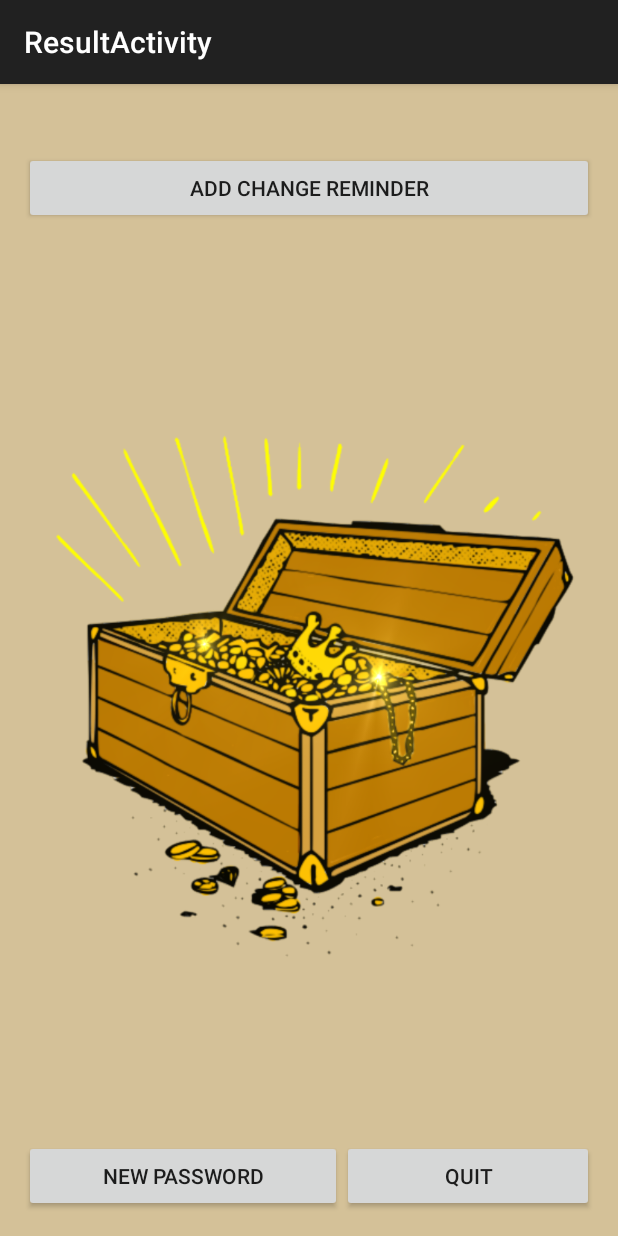
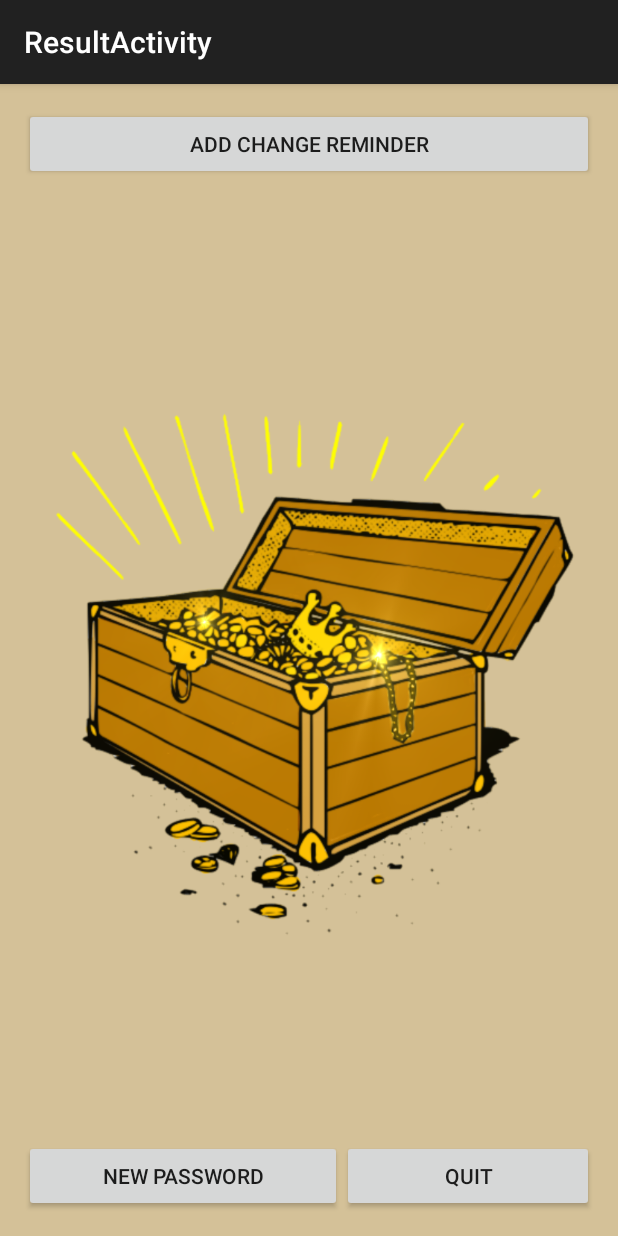
Before and after one commit to williams4027/PasswordGenerator, an Android app: the ResultActivity screen opened directly, with no data from a screen before it, on a phone screen of 412 x 824 dp. Run offline under Robolectric (Android 15) with nearby library versions, the light colour scheme and no system bars; 6 statements that could not run were skipped.

Commit message:
Icon Change

```diff
--- a/PasswordGenerator/app/src/main/AndroidManifest.xml
+++ b/PasswordGenerator/app/src/main/AndroidManifest.xml
@@ -7,7 +7,7 @@
 
     <application
         android:allowBackup="true"
-        android:icon="@mipmap/ic_launcher"
+        android:icon="@drawable/ic_launcher"
         android:label="@string/app_name"
         android:theme="@style/AppTheme" >
         <activity
--- a/PasswordGenerator/app/src/main/java/edu/osu/com/passwordgenerator/ResultActivity.java
+++ b/PasswordGenerator/app/src/main/java/edu/osu/com/passwordgenerator/ResultActivity.java
@@ -60,6 +60,7 @@ public class ResultActivity extends ActionBarActivity {
         quitButton.setOnClickListener(new View.OnClickListener() {
             @Override
             public void onClick(View v) {
+                finish();
                 Intent intent = new Intent(Intent.ACTION_MAIN);
                 intent.addCategory(Intent.CATEGORY_HOME);
                 intent.setFlags(Intent.FLAG_ACTIVITY_NEW_TASK);
--- a/PasswordGenerator/app/src/main/res/layout/activity_result.xml
+++ b/PasswordGenerator/app/src/main/res/layout/activity_result.xml
@@ -7,18 +7,31 @@
     tools:context="edu.osu.com.passwordgenerator.ResultActivity"
     android:background="#78a97f2a">
 
+    <Button
+        android:layout_width="wrap_content"
+        android:layout_height="wrap_content"
+        android:text="Add Change Reminder"
+        android:id="@+id/changeReminderButton"
+        android:layout_alignParentTop="true"
+        android:layout_alignParentRight="true"
+        android:layout_alignParentEnd="true"
+        android:layout_alignParentLeft="true"
+        android:layout_alignParentStart="true"
+        />
+
     <TextView
         android:layout_width="wrap_content"
         android:layout_height="wrap_content"
         android:textAppearance="?android:attr/textAppearanceLarge"
         android:text="Password!"
+        android:layout_marginTop="30dp"
         android:id="@+id/passwordResultTextView"
-        android:layout_alignParentTop="true"
-        android:layout_alignParentRight="true"
-        android:layout_alignParentEnd="true"
+        android:layout_below="@+id/changeReminderButton"
         android:layout_alignParentLeft="true"
         android:layout_alignParentStart="true"
-        android:gravity="center_horizontal" />
+        android:gravity="center_horizontal"
+        android:layout_alignParentRight="true"
+        android:layout_alignParentEnd="true" />
 
     <LinearLayout
         android:orientation="horizontal"
@@ -56,15 +69,4 @@
         android:layout_above="@+id/linearLayout"
         android:layout_below="@+id/changeReminderButton" />
 
-    <Button
-        android:layout_width="wrap_content"
-        android:layout_height="wrap_content"
-        android:text="Add Change Reminder"
-        android:id="@+id/changeReminderButton"
-        android:layout_below="@+id/passwordResultTextView"
-        android:layout_alignParentLeft="true"
-        android:layout_alignParentStart="true"
-        android:layout_alignRight="@+id/passwordResultTextView"
-        android:layout_alignEnd="@+id/passwordResultTextView" />
-
 </RelativeLayout>
```
Also changed, not shown: PasswordGenerator/app/src/main/res/drawable/ic_launcher.png (added).
